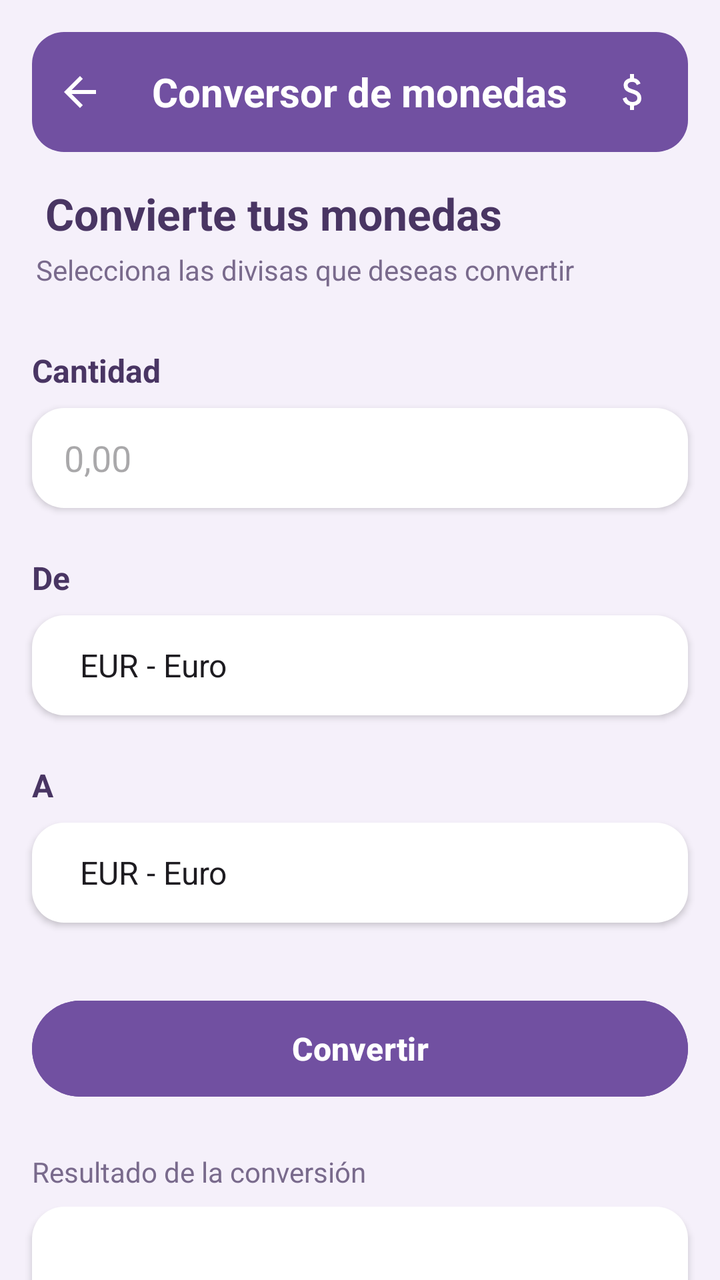
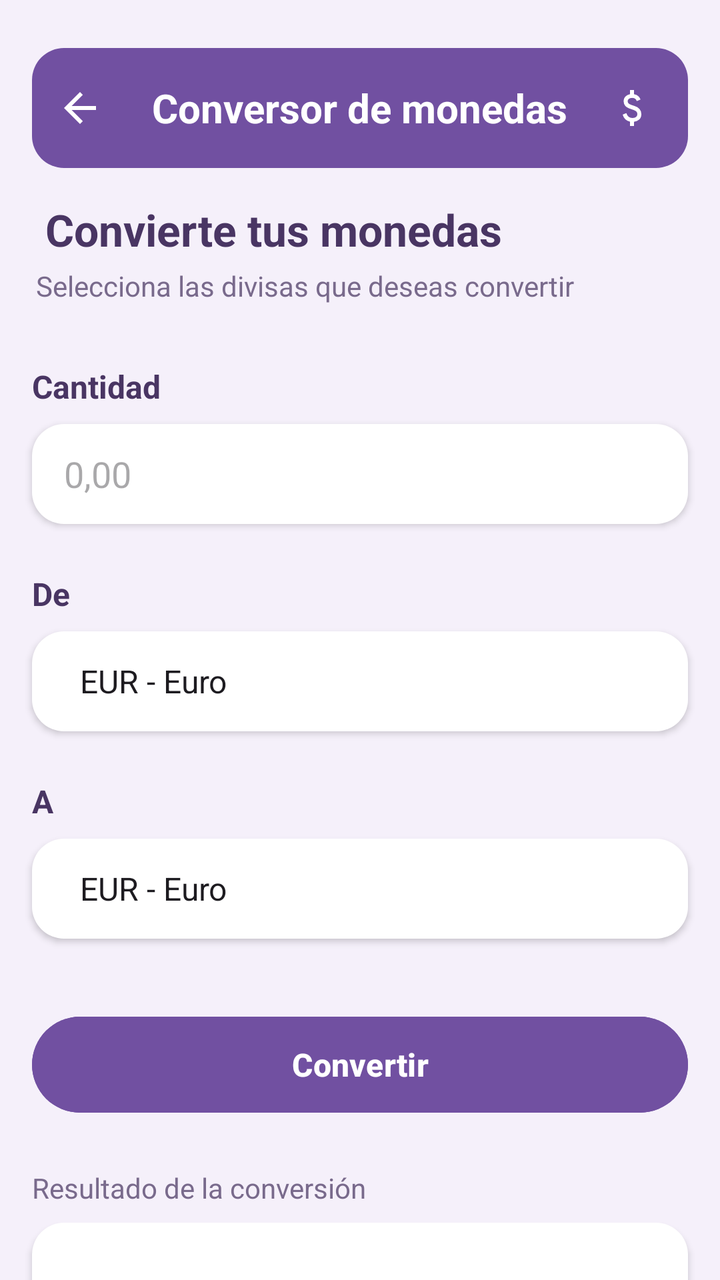

Screens rendered from an Android XML layout before and after an edit, with the pre-edit source and the edit as a unified diff.
<!-- AndroidManifest.xml: application theme Theme.Calculadra -->
<!-- res/layout/activity_conversor.xml -->
<?xml version="1.0" encoding="utf-8"?>
<androidx.constraintlayout.widget.ConstraintLayout xmlns:android="http://schemas.android.com/apk/res/android"
    xmlns:app="http://schemas.android.com/apk/res-auto"
    xmlns:tools="http://schemas.android.com/tools"
    android:id="@+id/main"
    android:layout_width="match_parent"
    android:layout_height="match_parent"
    android:layout_marginStart="0dp"
    android:layout_marginTop="0dp"
    android:layout_marginEnd="0dp"
    android:background="#F5F0FA"
    android:backgroundTint="#F5F0FA"
    tools:context=".ConversorActivity">

    <TextView
        android:id="@+id/tituloConversor"
        android:layout_width="0dp"
        android:layout_height="60dp"
        android:layout_marginStart="16dp"
        android:layout_marginTop="16dp"
        android:layout_marginEnd="16dp"
        android:background="@drawable/fondo_cabecera"
        android:gravity="start|center_vertical"
        android:paddingStart="60dp"
        android:text="Conversor de monedas"
        android:textAlignment="gravity"
        android:textColor="#FFFFFF"
        android:textColorLink="#FFFFFF"
        android:textSize="20sp"
        android:textStyle="bold"
        app:layout_constraintEnd_toEndOf="parent"
        app:layout_constraintHorizontal_bias="1.0"
        app:layout_constraintStart_toStartOf="parent"
        app:layout_constraintTop_toTopOf="parent" />

    <EditText
        android:id="@+id/cantidad"
        android:layout_width="0dp"
        android:layout_height="50dp"
        android:layout_marginStart="16dp"
        android:layout_marginTop="8dp"
        android:layout_marginEnd="16dp"
        android:background="@drawable/fondo_tarjeta"
        android:elevation="2dp"
        android:ems="10"
        android:hint="0,00"
        android:inputType="text"
        android:paddingStart="16dp"
        android:paddingEnd="16dp"
        android:textColor="#493563"
        app:layout_constraintEnd_toEndOf="parent"
        app:layout_constraintHorizontal_bias="0.0"
        app:layout_constraintStart_toStartOf="parent"
        app:layout_constraintTop_toBottomOf="@+id/textView2" />

    <Button
        android:id="@+id/btnConvertir"
        android:layout_width="0dp"
        android:layout_height="56dp"
        android:layout_marginStart="16dp"
        android:layout_marginTop="35dp"
        android:layout_marginEnd="16dp"
        android:backgroundTint="#7150A1"
        android:text="Convertir"
        android:textAllCaps="false"
        android:textColor="#FFFFFF"
        android:textSize="16sp"
        android:textStyle="bold"
        app:cornerRadius="28dp"
        app:layout_constraintEnd_toEndOf="parent"
        app:layout_constraintHorizontal_bias="0.0"
        app:layout_constraintStart_toStartOf="parent"
        app:layout_constraintTop_toBottomOf="@+id/monedaDestino" />

    <Spinner
        android:id="@+id/monedaDestino"
        android:layout_width="0dp"
        android:layout_height="50dp"
        android:layout_marginStart="16dp"
        android:layout_marginTop="8dp"
        android:layout_marginEnd="16dp"
        android:background="@drawable/fondo_tarjeta"
        android:elevation="2dp"
        android:entries="@array/monedas"
        android:paddingStart="16dp"
        android:paddingEnd="16dp"
        app:layout_constraintEnd_toEndOf="parent"
        app:layout_constraintHorizontal_bias="0.0"
        app:layout_constraintStart_toStartOf="parent"
        app:layout_constraintTop_toBottomOf="@+id/textView6" />

    <TextView
        android:id="@+id/textView7"
        android:layout_width="wrap_content"
        android:layout_height="wrap_content"
        android:layout_marginStart="16dp"
        android:layout_marginTop="24dp"
        android:text="Resultado de la conversión"
        android:textColor="#796A8C"
        android:textSize="14sp"
        app:layout_constraintStart_toStartOf="parent"
        app:layout_constraintTop_toBottomOf="@+id/btnConvertir" />

    <Spinner
        android:id="@+id/monedaOrigen"
        android:layout_width="0dp"
        android:layout_height="50dp"
        android:layout_marginStart="16dp"
        android:layout_marginTop="8dp"
        android:layout_marginEnd="16dp"
        android:background="@drawable/fondo_tarjeta"
        android:elevation="2dp"
        android:entries="@array/monedas"
        android:paddingStart="16dp"
        android:paddingEnd="16dp"
        android:spinnerMode="dropdown"
        app:layout_constraintEnd_toEndOf="parent"
        app:layout_constraintHorizontal_bias="0.0"
        app:layout_constraintStart_toStartOf="parent"
        app:layout_constraintTop_toBottomOf="@+id/textView5" />

    <TextView
        android:id="@+id/resultado"
        android:layout_width="0dp"
        android:layout_height="120dp"
        android:layout_marginStart="16dp"
        android:layout_marginTop="8dp"
        android:layout_marginEnd="16dp"
        android:background="@drawable/fondo_tarjeta"
        android:elevation="2dp"
        android:gravity="center"
        android:text="0,00"
        android:textAlignment="center"
        android:textColor="#7150A1"
        android:textSize="32sp"
        android:textStyle="bold"
        app:layout_constraintEnd_toEndOf="parent"
        app:layout_constraintHorizontal_bias="0.0"
        app:layout_constraintStart_toStartOf="parent"
        app:layout_constraintTop_toBottomOf="@+id/textView7" />

    <TextView
        android:id="@+id/textView2"
        android:layout_width="wrap_content"
        android:layout_height="wrap_content"
        android:layout_marginStart="16dp"
        android:layout_marginTop="30dp"
        android:text="Cantidad"
        android:textColor="#493563"
        android:textSize="16sp"
        android:textStyle="bold"
        app:layout_constraintStart_toStartOf="parent"
        app:layout_constraintTop_toBottomOf="@+id/txtSubtituloConversor" />

    <TextView
        android:id="@+id/textView5"
        android:layout_width="wrap_content"
        android:layout_height="wrap_content"
        android:layout_marginStart="16dp"
        android:layout_marginTop="24dp"
        android:text="De"
        android:textColor="#493563"
        android:textSize="16sp"
        android:textStyle="bold"
        app:layout_constraintStart_toStartOf="parent"
        app:layout_constraintTop_toBottomOf="@+id/cantidad" />

    <TextView
        android:id="@+id/textView6"
        android:layout_width="wrap_content"
        android:layout_height="wrap_content"
        android:layout_marginStart="16dp"
        android:layout_marginTop="24dp"
        android:text="A"
        android:textColor="#493563"
        android:textSize="16sp"
        android:textStyle="bold"
        app:layout_constraintStart_toStartOf="parent"
        app:layout_constraintTop_toBottomOf="@+id/monedaOrigen" />

    <ImageButton
        android:id="@+id/btnVolver"
        android:layout_width="48dp"
        android:layout_height="48dp"
        android:background="@android:color/transparent"
        android:padding="12dp"
        app:layout_constraintBottom_toBottomOf="@+id/tituloConversor"
        app:layout_constraintStart_toStartOf="@+id/tituloConversor"
        app:layout_constraintTop_toTopOf="@+id/tituloConversor"
        app:srcCompat="@drawable/ic_flecha_volver" />

    <ImageView
        android:id="@+id/imageView"
        android:layout_width="24dp"
        android:layout_height="24dp"
        android:layout_marginEnd="16dp"
        android:backgroundTint="#ffffff"
        app:layout_constraintBottom_toBottomOf="@+id/tituloConversor"
        app:layout_constraintEnd_toEndOf="@+id/tituloConversor"
        app:layout_constraintTop_toTopOf="@+id/tituloConversor"
        app:srcCompat="@drawable/outline_attach_money_24" />

    <TextView
        android:id="@+id/txtTituloConversor"
        android:layout_width="wrap_content"
        android:layout_height="wrap_content"
        android:layout_marginStart="16dp"
        android:layout_marginTop="16dp"
        android:text="	Convierte tus monedas"
        android:textColor="#493563"
        android:textSize="22sp"
        android:textStyle="bold"
        app:layout_constraintStart_toStartOf="parent"
        app:layout_constraintTop_toBottomOf="@+id/tituloConversor" />

    <TextView
        android:id="@+id/txtSubtituloConversor"
        android:layout_width="wrap_content"
        android:layout_height="wrap_content"
        android:layout_marginStart="18dp"
        android:layout_marginTop="4dp"
        android:text="Selecciona las divisas que deseas convertir"
        android:textColor="#796A8C"
        android:textSize="14sp"
        app:layout_constraintStart_toStartOf="parent"
        app:layout_constraintTop_toBottomOf="@+id/txtTituloConversor" />

</androidx.constraintlayout.widget.ConstraintLayout>
<!-- resources referenced by this layout -->
<resources>
  <string-array name="monedas">
          <item>EUR - Euro</item>
          <item>USD - Dólar</item>
          <item>GBP - Libra esterlina</item>
      </string-array>
  <!-- drawable fondo_cabecera (drawable) -->
  <?xml version="1.0" encoding="utf-8"?>
  <shape xmlns:android="http://schemas.android.com/apk/res/android"
      android:shape="rectangle">
  
      <solid android:color="#7150A1"/>
  
      <corners android:radius="16dp"/>
  
  </shape>
  <!-- drawable fondo_tarjeta (drawable) -->
  <?xml version="1.0" encoding="utf-8"?>
  <shape xmlns:android="http://schemas.android.com/apk/res/android"
      android:shape="rectangle">
  
      <solid android:color="#FFFFFF"/>
      <corners android:radius="16dp"/>
  
  </shape>
  <!-- drawable ic_flecha_volver (drawable) -->
  <vector xmlns:android="http://schemas.android.com/apk/res/android" android:autoMirrored="true" android:height="24dp" android:tint="#FFFFFF" android:viewportHeight="24" android:viewportWidth="24" android:width="24dp">
        
      <path android:fillColor="@android:color/white" android:pathData="M20,11H7.83l5.59,-5.59L12,4l-8,8 8,8 1.41,-1.41L7.83,13H20v-2z"/>
      
  </vector>
  <!-- drawable outline_attach_money_24 (drawable) -->
  <vector xmlns:android="http://schemas.android.com/apk/res/android" android:height="24dp" android:tint="#FFFFFF" android:viewportHeight="960" android:viewportWidth="960" android:width="24dp">
        
      <path android:fillColor="@android:color/white" android:pathData="M441,840L441,754Q388,742 349.5,708Q311,674 293,612L367,582Q382,630 411.5,655Q441,680 489,680Q530,680 558.5,661.5Q587,643 587,604Q587,569 565,548.5Q543,528 463,502Q377,475 345,437.5Q313,400 313,346Q313,281 355,245Q397,209 441,204L441,120L521,120L521,204Q571,212 603.5,240.5Q636,269 651,310L577,342Q565,310 543,294Q521,278 483,278Q439,278 416,297.5Q393,317 393,346Q393,379 423,398Q453,417 527,438Q596,458 631.5,501.5Q667,545 667,602Q667,673 625,710Q583,747 521,756L521,840L441,840Z"/>
      
  </vector>
  <style name="Theme.Calculadra" parent="Base.Theme.Calculadra" />
  <style name="Base.Theme.Calculadra" parent="Theme.Material3.DayNight.NoActionBar">
          
          
      </style>
</resources>

<!-- the commit's change to res/layout/activity_conversor.xml (unified diff, before → after) -->
@@ -2,7 +2,7 @@
 <androidx.constraintlayout.widget.ConstraintLayout xmlns:android="http://schemas.android.com/apk/res/android"
     xmlns:app="http://schemas.android.com/apk/res-auto"
     xmlns:tools="http://schemas.android.com/tools"
-    android:id="@+id/main"
+    android:id="@+id/imgIconoJuego"
     android:layout_width="match_parent"
     android:layout_height="match_parent"
     android:layout_marginStart="0dp"
@@ -17,7 +17,7 @@
         android:layout_width="0dp"
         android:layout_height="60dp"
         android:layout_marginStart="16dp"
-        android:layout_marginTop="16dp"
+        android:layout_marginTop="24dp"
         android:layout_marginEnd="16dp"
         android:background="@drawable/fondo_cabecera"
         android:gravity="start|center_vertical"
@@ -129,7 +129,7 @@
         android:background="@drawable/fondo_tarjeta"
         android:elevation="2dp"
         android:gravity="center"
-        android:text="0,00"
+        android:text="0,00 €"
         android:textAlignment="center"
         android:textColor="#7150A1"
         android:textSize="32sp"
